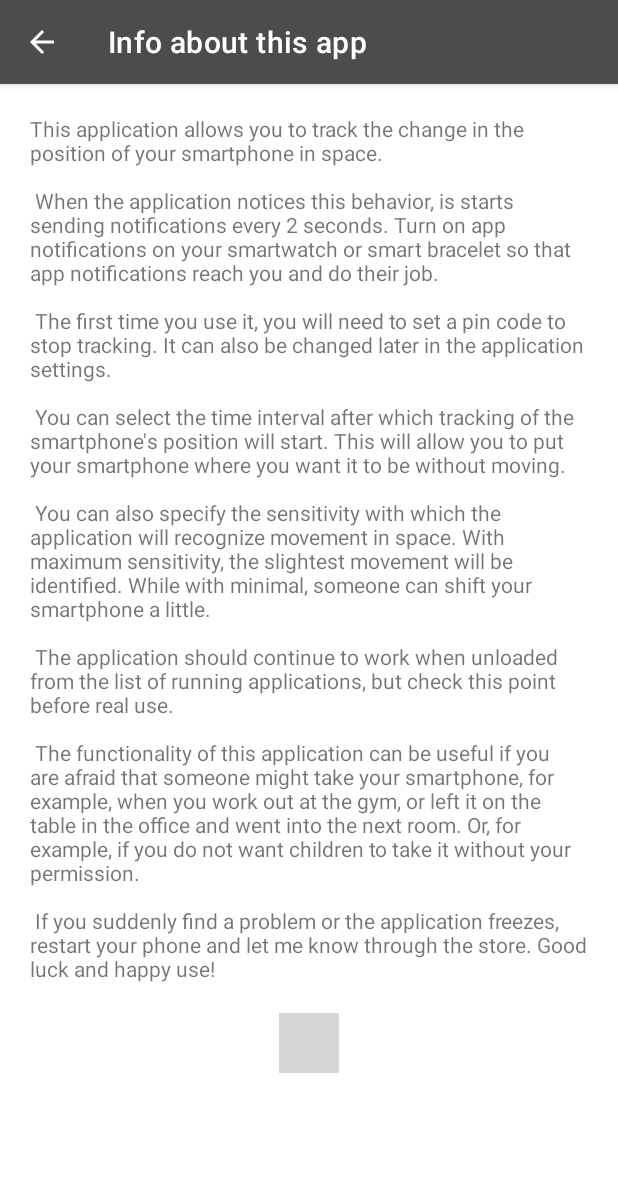
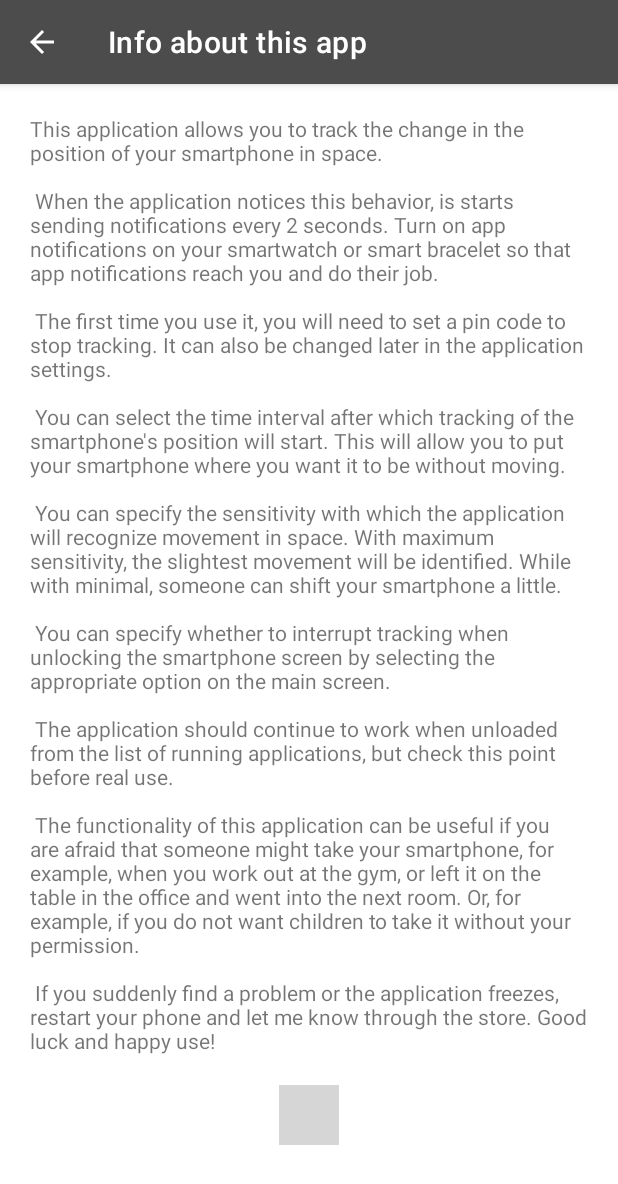
Before and after one commit to StanislavDanylenko/Taken, an Android app: the InfoActivity screen opened directly, with no data from a screen before it, on a phone screen of 412 x 824 dp. Shown: the top 1184 px of the screen. Run offline under Robolectric (Android 15) with nearby library versions, the phone set to English and light mode, and no system bars; grey boxes are pictures that could not be loaded.

Commit message:
Update info

```diff
--- a/app/src/main/res/values/strings.xml
+++ b/app/src/main/res/values/strings.xml
@@ -36,7 +36,8 @@ This application allows you to track the change in the position of your smartpho
 When the application notices this behavior, is starts sending notifications every 2 seconds. Turn on app notifications on your smartwatch or smart bracelet so that app notifications reach you and do their job.\n\n
 The first time you use it, you will need to set a pin code to stop tracking. It can also be changed later in the application settings.\n\n
 You can select the time interval after which tracking of the smartphone\'s position will start. This will allow you to put your smartphone where you want it to be without moving.\n\n
-You can also specify the sensitivity with which the application will recognize movement in space. With maximum sensitivity, the slightest movement will be identified. While with minimal, someone can shift your smartphone a little.\n\n
+You can specify the sensitivity with which the application will recognize movement in space. With maximum sensitivity, the slightest movement will be identified. While with minimal, someone can shift your smartphone a little.\n\n
+You can specify whether to interrupt tracking when unlocking the smartphone screen by selecting the appropriate option on the main screen.\n\n
 The application should continue to work when unloaded from the list of running applications, but check this point before real use.\n\n
 The functionality of this application can be useful if you are afraid that someone might take your smartphone, for example, when you work out at the gym, or left it on the table in the office and went into the next room. Or, for example, if you do not want children to take it without your permission.\n\n
 If you suddenly find a problem or the application freezes, restart your phone and let me know through the store.
```
Also changed, not shown: 2 other files.
